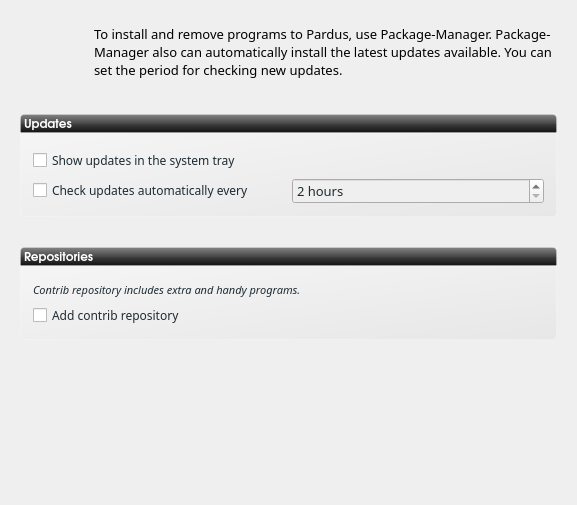
Qt form kde/kaptan/ui/ui_scrPackage.ui (pars-linux/uludag) before a commit.
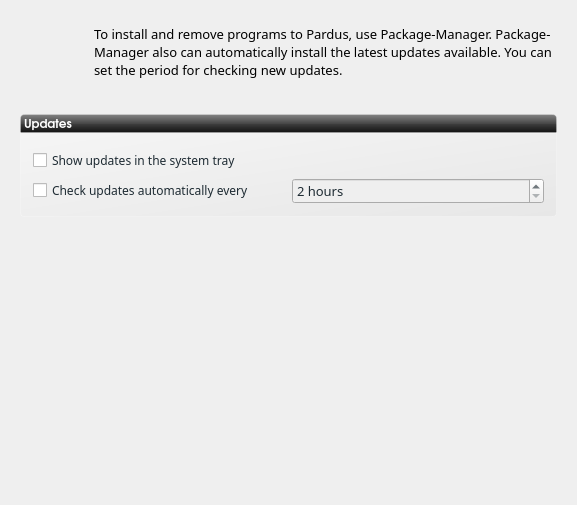
The same form after that commit. Icons and pictures are not drawn.

Commit message:
Thank you for this report. Fixed.
BUG:FIXED:15953

Patch:
```diff
--- a/kde/kaptan/ui/ui_scrPackage.ui
+++ b/kde/kaptan/ui/ui_scrPackage.ui
@@ -122,77 +122,6 @@
      </item>
     </layout>
    </item>
-   <item row="6" column="0">
-    <layout class="QVBoxLayout" name="verticalLayout_4">
-     <item>
-      <widget class="QGroupBox" name="groupBoxRepo">
-       <property name="font">
-        <font>
-         <family>Sans Serif</family>
-         <pointsize>10</pointsize>
-         <weight>75</weight>
-         <bold>true</bold>
-        </font>
-       </property>
-       <property name="styleSheet">
-        <string notr="true">#groupBoxRepo{
-background-color: qlineargradient(spread:pad, x1:1, y1:1, x2:0, y2:0, stop:0 rgba(219, 219, 219, 100), stop:1 rgba(255, 255, 255, 100));
-border: 1px solid rgba(255,255,255,50);
-border-bottom-left-radius: 4px;
-border-bottom-right-radius: 4px;
-}</string>
-       </property>
-       <property name="title">
-        <string/>
-       </property>
-       <property name="flat">
-        <bool>true</bool>
-       </property>
-       <layout class="QVBoxLayout" name="verticalLayout_2">
-        <property name="margin">
-         <number>10</number>
-        </property>
-        <item>
-         <widget class="QLabel" name="label_3">
-          <property name="font">
-           <font>
-            <family>Sans Serif</family>
-            <pointsize>8</pointsize>
-            <italic>true</italic>
-           </font>
-          </property>
-          <property name="styleSheet">
-           <string notr="true">color: rgb(30, 43, 51)</string>
-          </property>
-          <property name="text">
-           <string>Contrib repository includes extra and handy programs.</string>
-          </property>
-          <property name="margin">
-           <number>5</number>
-          </property>
-         </widget>
-        </item>
-        <item>
-         <widget class="QCheckBox" name="checkBoxContrib">
-          <property name="font">
-           <font>
-            <family>Sans Serif</family>
-            <pointsize>9</pointsize>
-           </font>
-          </property>
-          <property name="styleSheet">
-           <string notr="true">color: rgb(30, 43, 51)</string>
-          </property>
-          <property name="text">
-           <string>Add contrib repository</string>
-          </property>
-         </widget>
-        </item>
-       </layout>
-      </widget>
-     </item>
-    </layout>
-   </item>
    <item row="0" column="0">
     <layout class="QHBoxLayout" name="horizontalLayout_2">
      <property name="spacing">
@@ -276,22 +205,6 @@
     </spacer>
    </item>
    <item row="4" column="0">
-    <spacer name="verticalSpacer_7">
-     <property name="orientation">
-      <enum>Qt::Vertical</enum>
-     </property>
-     <property name="sizeType">
-      <enum>QSizePolicy::Fixed</enum>
-     </property>
-     <property name="sizeHint" stdset="0">
-      <size>
-       <width>20</width>
-       <height>30</height>
-      </size>
-     </property>
-    </spacer>
-   </item>
-   <item row="7" column="0">
     <spacer name="verticalSpacer_8">
      <property name="orientation">
       <enum>Qt::Vertical</enum>
@@ -333,33 +246,6 @@
      </property>
     </widget>
    </item>
-   <item row="5" column="0">
-    <widget class="QLabel" name="label_2">
-     <property name="font">
-      <font>
-       <family>URW Gothic L</family>
-       <pointsize>9</pointsize>
-       <weight>75</weight>
-       <bold>true</bold>
-       <underline>false</underline>
-      </font>
-     </property>
-     <property name="styleSheet">
-      <string notr="true">    background-color: qlineargradient(spread:pad, x1:0.5, y1:0, x2:0.5, y2:1, stop:0 rgba(132, 132, 132, 255), stop:0.501481 rgba(70, 70, 70, 255), stop:0.503057 rgba(62, 62, 62, 255), stop:1 rgba(16, 16, 16, 255));
-/*background-color: qlineargradient(spread:pad, x1:1, y1:1, x2:0, y2:0, stop:0 rgba(219, 219, 219, 100), stop:1 rgba(255, 255, 255, 100));*/
-border: 1px solid rgba(255,255,255,50);
-color:white;
-border-top-left-radius: 4px;
-border-top-right-radius: 4px;</string>
-     </property>
-     <property name="text">
-      <string>Repositories</string>
-     </property>
-     <property name="margin">
-      <number>5</number>
-     </property>
-    </widget>
-   </item>
   </layout>
  </widget>
  <resources>
```
Left out of the diff: 3 changed lines with no effect on the pictures. The commit also changes 2 other files.
